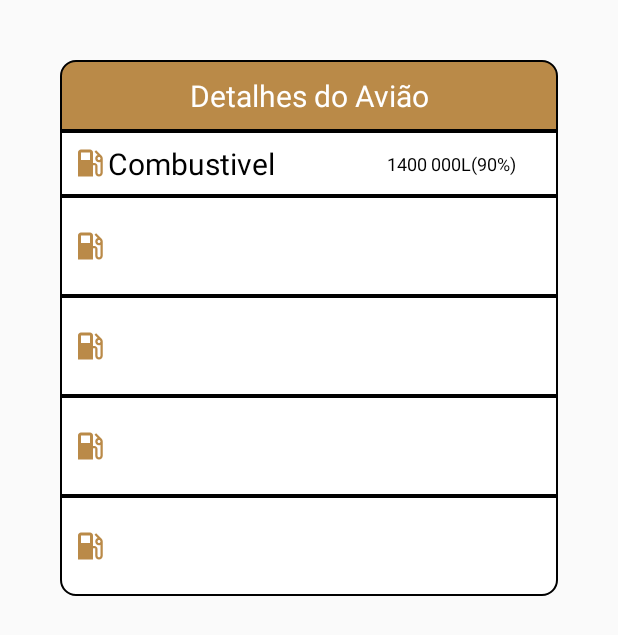
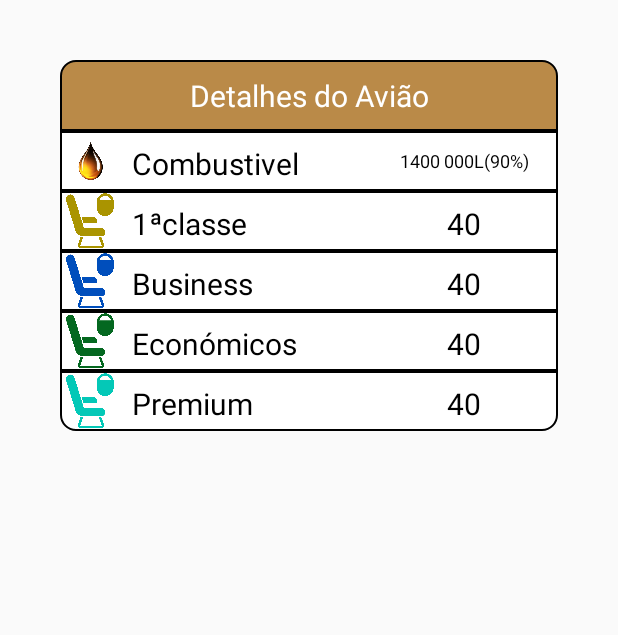
Before and after one commit to 2211854/Mobile-AMSI, an Android app: the DetalhesActivity screen opened directly, with no data from a screen before it, on a phone screen of 412 x 824 dp. Shown: the top 635 px of the screen. Run offline under Robolectric (Android 15) with nearby library versions, the phone set to English and light mode, and no system bars.

Commit message:
detalhes acabado
detalhes acabado

```diff
--- a/app/src/main/java/pt/ipleiria/estg/dei/mjrammobile/MainActivity.java
+++ b/app/src/main/java/pt/ipleiria/estg/dei/mjrammobile/MainActivity.java
@@ -20,6 +20,5 @@ public class MainActivity extends AppCompatActivity {
 
         Intent intent = new Intent(this, DetalhesActivity.class);
         startActivity(intent);
-        finish();
     }
 }
--- a/app/src/main/res/layout/activity_detalhes.xml
+++ b/app/src/main/res/layout/activity_detalhes.xml
@@ -11,7 +11,6 @@
         android:clickable="false"
         android:background="@drawable/table_detalhes_cima"
         >
-
         <TextView
 
             android:layout_width="0dp"
@@ -22,14 +21,17 @@
             android:text="@string/Detalhes_aviao"
             android:textColor="@color/white"
             android:textSize="20sp">
-
-
         </TextView>
     </TableRow>
     <TableRow android:background="@drawable/table_detalhes_meio">
+        <ImageView
+            android:id="@+id/imgCombustivel"
+            android:layout_width="40dp"
+            android:layout_height="40dp"
+            android:src="@drawable/combustivel"
+            />
         <TextView
             android:id="@+id/tv_combustivel"
-            android:drawableLeft="@drawable/ic_combustivel_detalhes"
             android:layout_width="0dp"
             android:layout_height="match_parent"
             android:layout_weight="4"
@@ -51,16 +53,21 @@
         </TextView>
     </TableRow>
     <TableRow android:background="@drawable/table_detalhes_meio">
+        <ImageView
+            android:id="@+id/imgPrimeiraClasse"
+            android:layout_width="40dp"
+            android:layout_height="40dp"
+            android:src="@drawable/primeira_classse"
+            />
         <TextView
             android:id="@+id/tv_first_classe"
-            android:drawableLeft="@drawable/ic_combustivel_detalhes"
             android:layout_width="0dp"
             android:layout_height="match_parent"
             android:layout_weight="4"
             android:gravity="left"
             android:padding="8sp"
-            android:text="Assentos 1ªclasse"
-            android:textColor="@color/white"
+            android:text="1ªclasse"
+            android:textColor="@color/black"
             android:textSize="20sp">
         </TextView>
         <TextView
@@ -69,21 +76,27 @@
             android:layout_weight="3"
             android:gravity="center"
             android:padding="8sp"
-            android:textColor="@color/white"
+            android:text="40"
+            android:textColor="@color/black"
             android:textSize="20sp">
         </TextView>
     </TableRow>
     <TableRow android:background="@drawable/table_detalhes_meio">
+        <ImageView
+            android:id="@+id/imgBusiness"
+            android:layout_width="40dp"
+            android:layout_height="40dp"
+            android:src="@drawable/business"
+            />
         <TextView
             android:id="@+id/tv_Business"
-            android:drawableLeft="@drawable/ic_combustivel_detalhes"
             android:layout_width="0dp"
             android:layout_height="match_parent"
             android:layout_weight="4"
             android:gravity="left"
             android:padding="8sp"
-            android:text="Assentos Business"
-            android:textColor="@color/white"
+            android:text="Business"
+            android:textColor="@color/black"
             android:textSize="20sp">
         </TextView>
         <TextView
@@ -92,21 +105,27 @@
             android:layout_weight="3"
             android:gravity="center"
             android:padding="8sp"
-            android:textColor="@color/white"
+            android:text="40"
+            android:textColor="@color/black"
             android:textSize="20sp">
         </TextView>
     </TableRow>
     <TableRow android:background="@drawable/table_detalhes_meio">
+        <ImageView
+            android:id="@+id/imgEconomica"
+            android:layout_width="40dp"
+            android:layout_height="40dp"
+            android:src="@drawable/economica"
+            />
         <TextView
             android:id="@+id/tv_Economica"
-            android:drawableLeft="@drawable/ic_combustivel_detalhes"
             android:layout_width="0dp"
             android:layout_height="match_parent"
             android:layout_weight="4"
             android:gravity="left"
             android:padding="8sp"
-            android:text="Assentos Económicos"
-            android:textColor="@color/white"
+            android:text="Económicos"
+            android:textColor="@color/black"
             android:textSize="20sp">
         </TextView>
         <TextView
@@ -115,11 +134,18 @@
             android:layout_weight="3"
             android:gravity="center"
             android:padding="8sp"
-            android:textColor="@color/white"
+            android:textColor="@color/black"
+            android:text="40"
             android:textSize="20sp">
         </TextView>
     </TableRow>
     <TableRow android:background="@drawable/table_detalhes_baixo">
+        <ImageView
+            android:id="@+id/imgPremium"
+            android:layout_width="40dp"
+            android:layout_height="40dp"
+            android:src="@drawable/economica_premium"
+            />
         <TextView
             android:id="@+id/tv_Premium"
             android:layout_width="0dp"
@@ -127,9 +153,8 @@
             android:layout_weight="4"
             android:gravity="left"
             android:padding="8sp"
-            android:text="Assentos Premium"
-            android:textColor="@color/white"
-            android:drawableLeft="@drawable/ic_combustivel_detalhes"
+            android:text="Premium"
+            android:textColor="@color/black"
             android:textSize="20sp">
         </TextView>
         <TextView
@@ -138,17 +163,11 @@
             android:layout_weight="3"
             android:gravity="center"
             android:padding="8sp"
-            android:textColor="@color/white"
+            android:text="40"
+            android:textColor="@color/black"
             android:textSize="20sp">
         </TextView>
     </TableRow>
-   <!-- <ListView
-
-        android:id="@+id/lvAviao"
-        android:layout_width="0dp"
-        android:layout_height="wrap_content">
-
-    </ListView>-->
     <Space
         android:layout_width="match_parent"
         android:layout_height="0dp"
--- a/app/src/main/res/layout/activity_main.xml
+++ b/app/src/main/res/layout/activity_main.xml
@@ -38,7 +38,7 @@
             android:layout_marginLeft="10dp"
             android:background="@drawable/custom_button_menu"
             android:backgroundTint="@color/dourado_icon"
-            android:onClick="onClickLogin"
+            android:onClick="onClickAviao"
             android:layout_weight="1"
             android:text="Aviões"
             android:textColor="@android:color/white" />
```
Also changed, not shown: app/src/main/res/drawable/business.png (added), app/src/main/res/drawable/combustivel.png (added), app/src/main/res/drawable/economica.png (added), app/src/main/res/drawable/economica_premium.png (added), app/src/main/res/drawable/primeira_classse.png (added).
